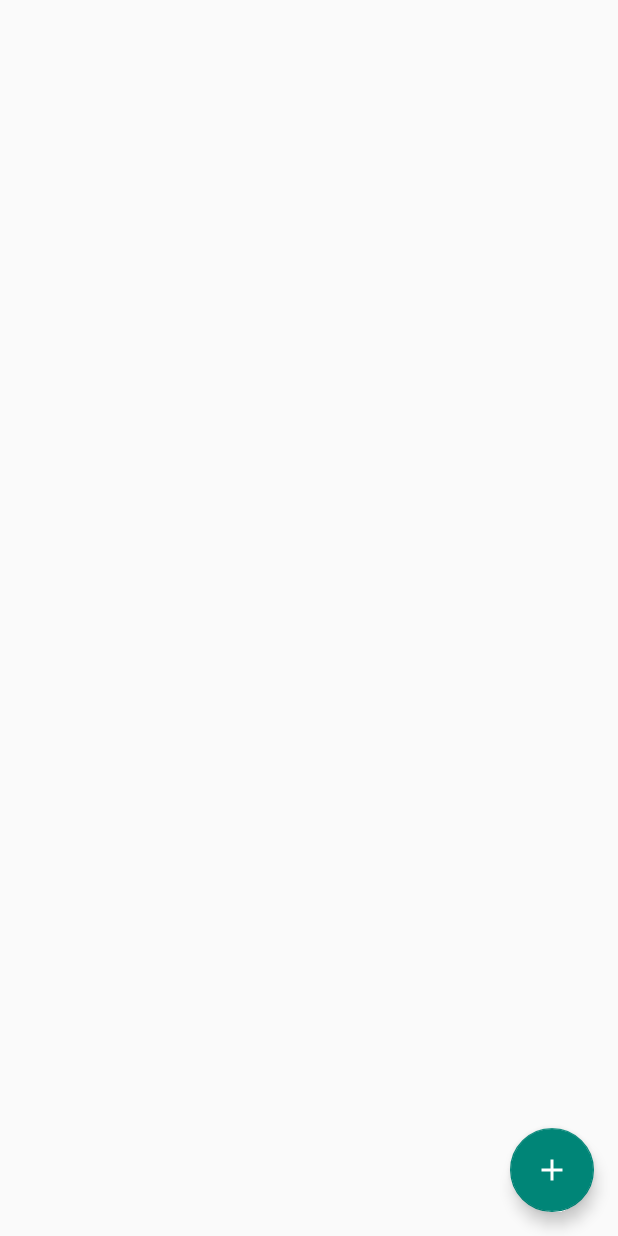
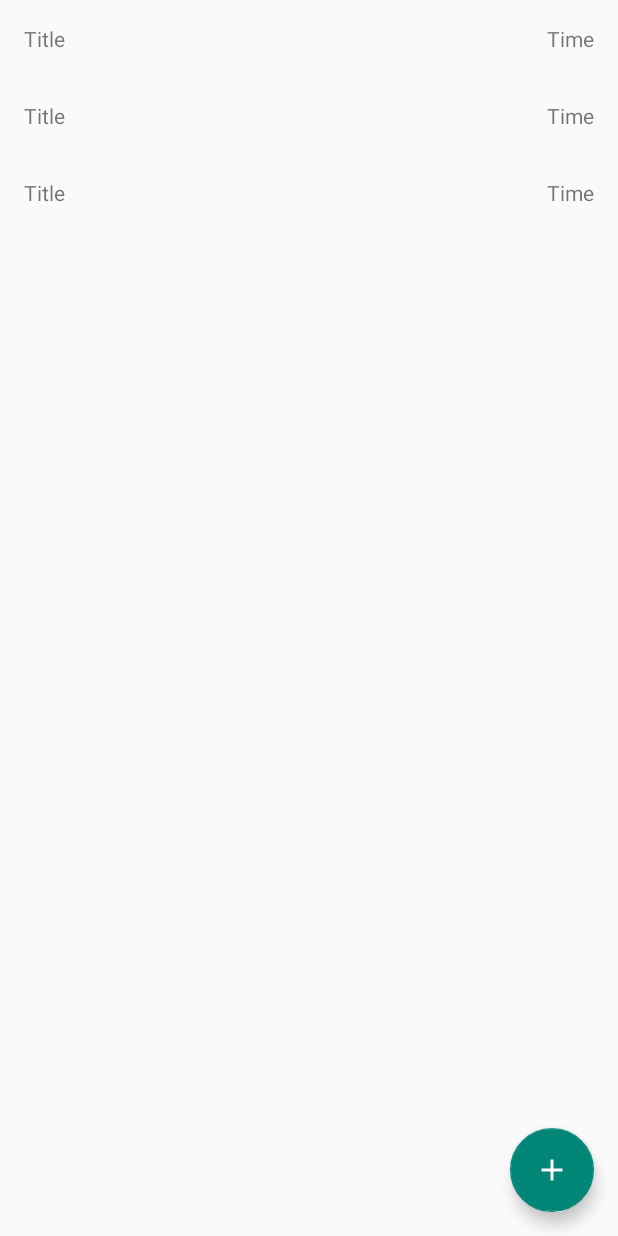
Before and after one commit to hwangevgeniya/ToDoApp, an Android app: the layout fragment_home.xml on its own in the app's theme, with its tools: preview values and no code run, on a phone screen of 412 x 824 dp. Run offline under Robolectric (Android 15) with nearby library versions, the phone set to English and light mode, and no system bars.

```diff
--- a/app/src/main/java/com/geektech/taskapplication/ui/fragment/ProfileFragment.java
+++ b/app/src/main/java/com/geektech/taskapplication/ui/fragment/ProfileFragment.java
@@ -16,11 +16,7 @@ import androidx.fragment.app.Fragment;
 import android.view.LayoutInflater;
 import android.view.View;
 import android.view.ViewGroup;
-import android.widget.ImageView;
 
-import com.geektech.taskapplication.MainActivity;
-import com.geektech.taskapplication.R;
-import com.geektech.taskapplication.TaskFragment;
 import com.geektech.taskapplication.databinding.FragmentProfileBinding;
 
 import org.jetbrains.annotations.NotNull;
--- a/app/src/main/res/layout/fragment_home.xml
+++ b/app/src/main/res/layout/fragment_home.xml
@@ -5,6 +5,14 @@
     android:layout_width="match_parent"
     android:layout_height="match_parent"
     tools:context=".ui.home.HomeFragment">
+
+    <androidx.recyclerview.widget.RecyclerView
+        android:id="@+id/recyclerView"
+        app:layoutManager="androidx.recyclerview.widget.LinearLayoutManager"
+        android:orientation="vertical"
+        tools:listitem="@layout/list_news"
+        android:layout_width="match_parent"
+        android:layout_height="match_parent"/>
 
     <com.google.android.material.floatingactionbutton.FloatingActionButton
         android:id="@+id/fab"
--- a/app/src/main/res/layout/fragment_task.xml
+++ b/app/src/main/res/layout/fragment_news.xml
@@ -6,13 +6,12 @@
     xmlns:app="http://schemas.android.com/apk/res-auto"
     android:orientation="vertical"
     android:padding="16dp"
-    tools:context=".TaskFragment">
+    tools:context=".NewsFragment">
 
     <!-- TODO: Update blank fragment layout -->
     <com.google.android.material.textfield.TextInputLayout
         android:layout_width="match_parent"
         app:endIconMode = "clear_text"
-        app:prefixText="+996"
         app:counterMaxLength="20"
         android:layout_height="wrap_content">
 
--- /dev/null
+++ b/app/src/main/res/layout/list_news.xml
@@ -0,0 +1,23 @@
+<?xml version="1.0" encoding="utf-8"?>
+<LinearLayout xmlns:android="http://schemas.android.com/apk/res/android"
+    android:layout_width="match_parent"
+    android:layout_height="wrap_content"
+    android:padding="16dp">
+
+    <TextView
+        android:id="@+id/textTitle"
+        android:text="Title"
+        android:layout_width="300dp"
+        android:layout_height="wrap_content"/>
+
+    <TextView
+        android:id="@+id/timeTitle"
+        android:text="Time"
+        android:textAlignment="textEnd"
+        android:layout_width="match_parent"
+        android:layout_height="wrap_content"
+        />
+
+
+
+</LinearLayout>
--- a/app/src/main/res/navigation/mobile_navigation.xml
+++ b/app/src/main/res/navigation/mobile_navigation.xml
@@ -24,9 +24,9 @@
         tools:layout="@layout/fragment_notifications" />
     <fragment
         android:id="@+id/taskFragment"
-        android:name="com.geektech.taskapplication.TaskFragment"
+        android:name="com.geektech.taskapplication.NewsFragment"
         android:label="fragment_task"
-        tools:layout="@layout/fragment_task" />
+        tools:layout="@layout/fragment_news" />
     <fragment
         android:id="@+id/profileFragment"
         android:name="com.geektech.taskapplication.ui.fragment.ProfileFragment"
```
Also changed, not shown: app/src/main/java/com/geektech/taskapplication/NewsFragment.java (added, +63 -0 lines), app/src/main/java/com/geektech/taskapplication/TaskFragment.java (deleted, +0 -19 lines), app/src/main/java/com/geektech/taskapplication/ui/home/HomeFragment.java (+74 -10 lines), app/src/main/java/com/geektech/taskapplication/ui/home/NewsAdapter.java (added, +127 -0 lines), app/src/main/java/com/geektech/taskapplication/ui/models/News.java (added, +35 -0 lines).
